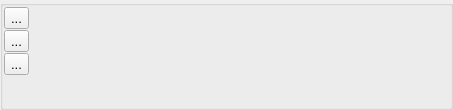
Before: the Qt Designer form timeseriesviewer/ui/mapviewdefinition.ui in jakimowb/eo-time-series-viewer, drawn with Qt 5.
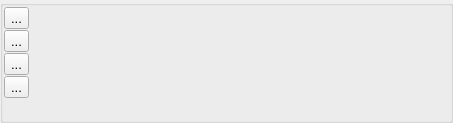
After: the same form once the commit is applied. Icons and pictures are not drawn.

```diff
--- a/timeseriesviewer/ui/mapviewdefinition.ui
+++ b/timeseriesviewer/ui/mapviewdefinition.ui
@@ -7,7 +7,7 @@
     <x>0</x>
     <y>0</y>
     <width>453</width>
-    <height>110</height>
+    <height>123</height>
    </rect>
   </property>
   <property name="windowTitle">
@@ -127,6 +127,32 @@
         </property>
        </widget>
       </item>
+      <item>
+       <widget class="QToolButton" name="btnVectorOverlayVisibility">
+        <property name="sizePolicy">
+         <sizepolicy hsizetype="Preferred" vsizetype="Preferred">
+          <horstretch>0</horstretch>
+          <verstretch>0</verstretch>
+         </sizepolicy>
+        </property>
+        <property name="text">
+         <string>...</string>
+        </property>
+        <property name="icon">
+         <iconset resource="resources.qrc">
+          <normaloff>:/timeseriesviewer/icons/mapview.png</normaloff>:/timeseriesviewer/icons/mapview.png</iconset>
+        </property>
+        <property name="checkable">
+         <bool>false</bool>
+        </property>
+        <property name="checked">
+         <bool>false</bool>
+        </property>
+        <property name="autoRaise">
+         <bool>false</bool>
+        </property>
+       </widget>
+      </item>
       <item>
        <spacer name="verticalSpacer_2">
         <property name="orientation">
```
Left out of the diff: 22 changed lines with no effect on the pictures.
